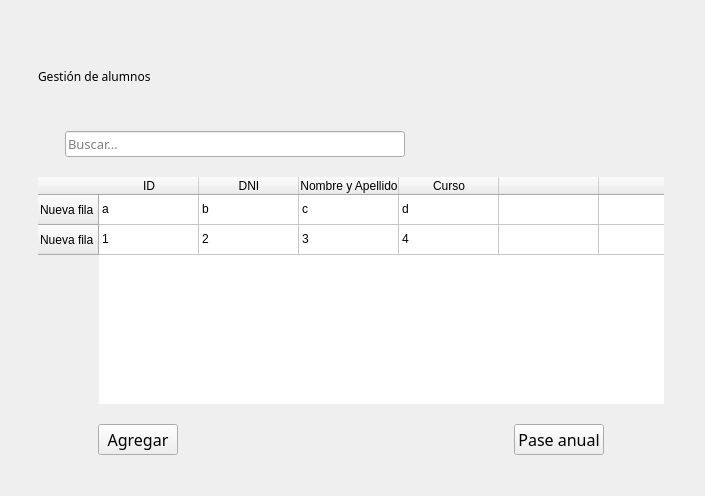
Above: blustock/uis/alumnos.ui from MaxAPBusiness/Blustock before the change. Below: the same form after it.
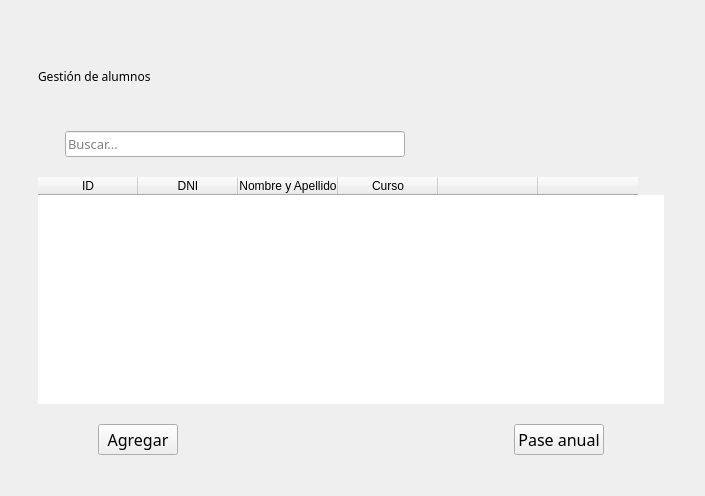
That is the form after the change. Icons and pictures are not drawn.

Patch:
```diff
--- a/blustock/uis/alumnos.ui
+++ b/blustock/uis/alumnos.ui
@@ -166,18 +166,11 @@
         <bool>false</bool>
        </attribute>
        <attribute name="horizontalHeaderStretchLastSection">
-        <bool>true</bool>
+        <bool>false</bool>
        </attribute>
-       <row>
-        <property name="text">
-         <string>Nueva fila</string>
-        </property>
-       </row>
-       <row>
-        <property name="text">
-         <string>Nueva fila</string>
-        </property>
-       </row>
+       <attribute name="verticalHeaderVisible">
+        <bool>false</bool>
+       </attribute>
        <column>
         <property name="text">
          <string>ID</string>
@@ -208,46 +201,6 @@
          <string/>
         </property>
        </column>
-       <item row="0" column="0">
-        <property name="text">
-         <string>a</string>
-        </property>
-       </item>
-       <item row="0" column="1">
-        <property name="text">
-         <string>b</string>
-        </property>
-       </item>
-       <item row="0" column="2">
-        <property name="text">
-         <string>c</string>
-        </property>
-       </item>
-       <item row="0" column="3">
-        <property name="text">
-         <string>d</string>
-        </property>
-       </item>
-       <item row="1" column="0">
-        <property name="text">
-         <string>1</string>
-        </property>
-       </item>
-       <item row="1" column="1">
-        <property name="text">
-         <string>2</string>
-        </property>
-       </item>
-       <item row="1" column="2">
-        <property name="text">
-         <string>3</string>
-        </property>
-       </item>
-       <item row="1" column="3">
-        <property name="text">
-         <string>4</string>
-        </property>
-       </item>
       </widget>
      </item>
      <item>
```
Left out of the diff: 2 changed lines with no effect on the pictures.
